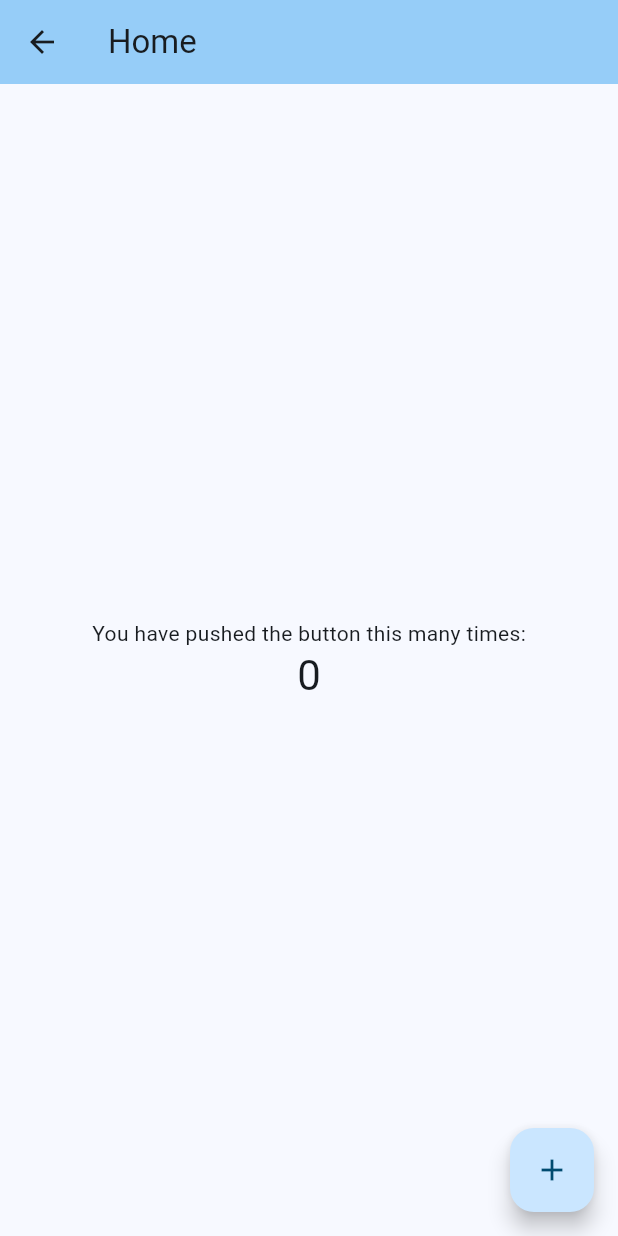
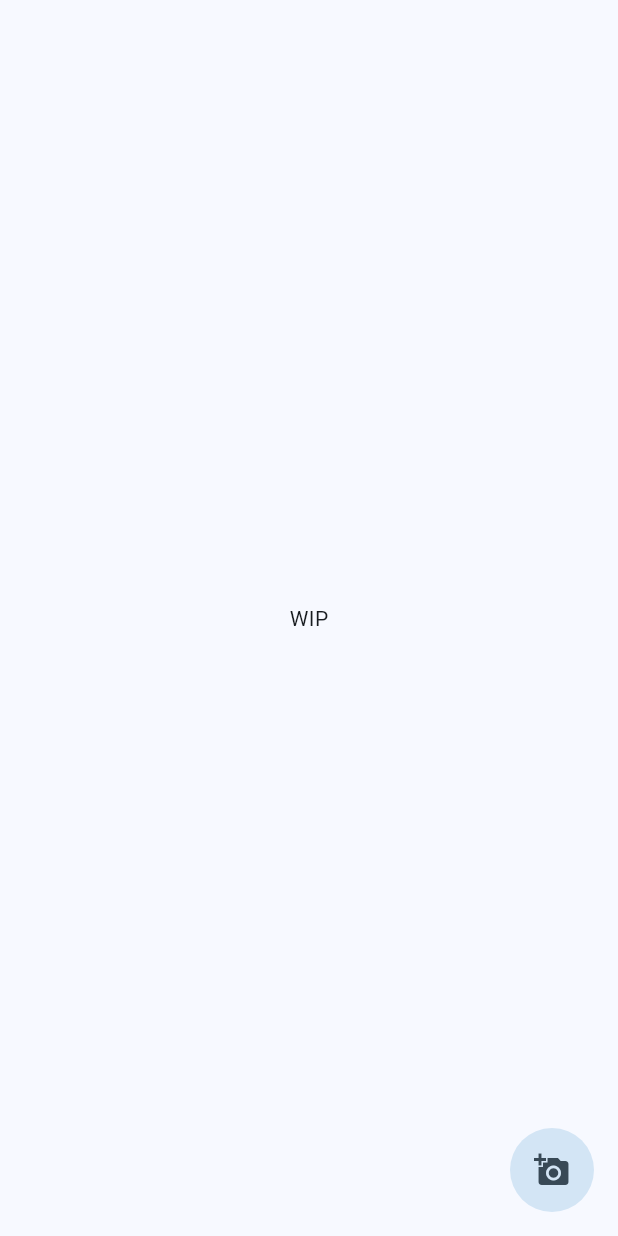
Before and after one commit to oliviaylchan/refashion, a Flutter app: the HomeScreen screen opened directly, on a phone screen of 412 x 824 dp. Run offline on Flutter 3.47's test engine with Material 2 defaults, Android fonts, the light colour scheme and no system bars; our stand-ins replace flutter_dotenv, shared_preferences; missing offline and left inert: dart:ffi, mongo_dart; accounts and stored records are empty.

Commit message:
Added loggedIn parameter, options_screen.dart, changed home_screen.dart

```diff
--- a/app/refashion/lib/src/ui/home_screen.dart
+++ b/app/refashion/lib/src/ui/home_screen.dart
@@ -1,4 +1,5 @@
 import 'package:flutter/material.dart';
+import '../utils/db_utils.dart';
 
 class HomeScreen extends StatefulWidget {
   const HomeScreen({super.key});
@@ -8,42 +9,19 @@ class HomeScreen extends StatefulWidget {
 }
 
 class _HomeScreenState extends State<HomeScreen> {
-  int _counter = 0;
-
-  void _incrementCounter() {
-    // setState MUST be called when the state has changed to actually update state
-    setState(() {
-      _counter++;
-    });
-  }
-
-  // Build is rerun every time setState is called
   @override
   Widget build(BuildContext context) {
     return Scaffold(
-      appBar: AppBar(
-        backgroundColor: Theme.of(context).colorScheme.inversePrimary,
-        title: const Text('Home'),
-      ),
-      body: Center(
-        child: Column(
-          mainAxisAlignment: MainAxisAlignment.center,
-          children: <Widget>[
-            const Text(
-              'You have pushed the button this many times:',
-            ),
-            Text(
-              '$_counter',
-              style: Theme.of(context).textTheme.headlineMedium,
-            ),
-          ],
+      body: const Center(
+          child: Text("WIP"),
         ),
-      ),
-      floatingActionButton: FloatingActionButton(
-        onPressed: _incrementCounter,
-        tooltip: 'Increment',
-        child: const Icon(Icons.add),
-      ),
+      floatingActionButton: IconButton.filledTonal(
+        icon: const Padding(
+          padding: EdgeInsets.all(8.0),
+          child: Icon(Icons.add_a_photo),
+        ),
+        onPressed: () { updatePhotoButtonState(true); },
+      )
     );
   }
 }
--- a/app/refashion/lib/src/ui/start_screen.dart
+++ b/app/refashion/lib/src/ui/start_screen.dart
@@ -1,5 +1,6 @@
 import 'package:flutter/material.dart';
 import 'package:refashion/src/utils/nav_utils.dart';
+import 'package:shared_preferences/shared_preferences.dart';
 
 import 'main_navigation.dart';
 
@@ -22,8 +23,10 @@ class _StartScreenState extends State<StartScreen> {
               'Welcome to Refashion:',
             ),
             ElevatedButton(
-                onPressed: () {
+                onPressed: () async {
                   Navigator.pushReplacement(context, FadeTransitionTo(screen: const MainNavigation()));
+                  SharedPreferences preferences = await SharedPreferences.getInstance();
+                  preferences.setBool("loggedIn", true);
                 },
                 child: const Text('Go Home'),
             )
--- a/app/refashion/pubspec.yaml
+++ b/app/refashion/pubspec.yaml
@@ -38,6 +38,7 @@ dependencies:
   flutter_dotenv: ^5.1.0
   mongo_dart: ^0.9.3
   flutter_staggered_grid_view: ^0.7.0
+  shared_preferences: ^2.2.2
 
 dev_dependencies:
   flutter_test:
```
Also changed, not shown: app/refashion/lib/main.dart (+14 -2 lines), app/refashion/lib/src/ui/options_screen.dart (+51 -1 lines).
